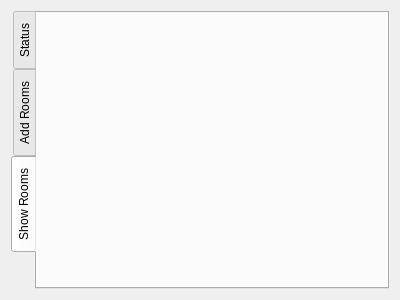
Old version of the form Network/server.ui in the repository geonwuk/TheEditor.
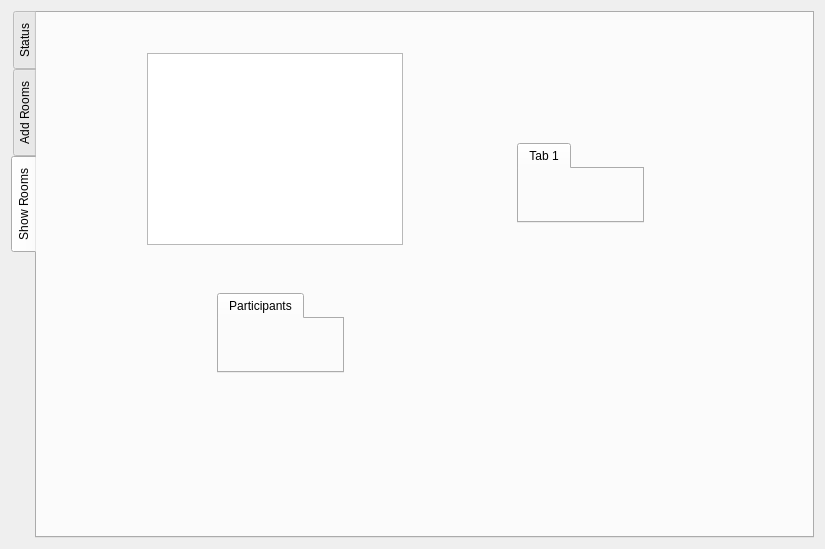
New version of the form.

```diff
--- a/Network/server.ui
+++ b/Network/server.ui
@@ -6,8 +6,8 @@
    <rect>
     <x>0</x>
     <y>0</y>
-    <width>400</width>
-    <height>300</height>
+    <width>825</width>
+    <height>549</height>
    </rect>
   </property>
   <property name="windowTitle">
@@ -36,6 +36,52 @@
       <attribute name="title">
        <string>Show Rooms</string>
       </attribute>
+      <widget class="QTableWidget" name="tableWidget">
+       <property name="geometry">
+        <rect>
+         <x>110</x>
+         <y>40</y>
+         <width>256</width>
+         <height>192</height>
+        </rect>
+       </property>
+      </widget>
+      <widget class="QTabWidget" name="tabWidget_2">
+       <property name="geometry">
+        <rect>
+         <x>180</x>
+         <y>280</y>
+         <width>127</width>
+         <height>80</height>
+        </rect>
+       </property>
+       <property name="currentIndex">
+        <number>0</number>
+       </property>
+       <widget class="QWidget" name="tab_4">
+        <attribute name="title">
+         <string>Participants</string>
+        </attribute>
+       </widget>
+      </widget>
+      <widget class="QTabWidget" name="tabWidget_3">
+       <property name="geometry">
+        <rect>
+         <x>480</x>
+         <y>130</y>
+         <width>127</width>
+         <height>80</height>
+        </rect>
+       </property>
+       <property name="currentIndex">
+        <number>0</number>
+       </property>
+       <widget class="QWidget" name="tab_5">
+        <attribute name="title">
+         <string>Tab 1</string>
+        </attribute>
+       </widget>
+      </widget>
      </widget>
     </widget>
    </item>
```
